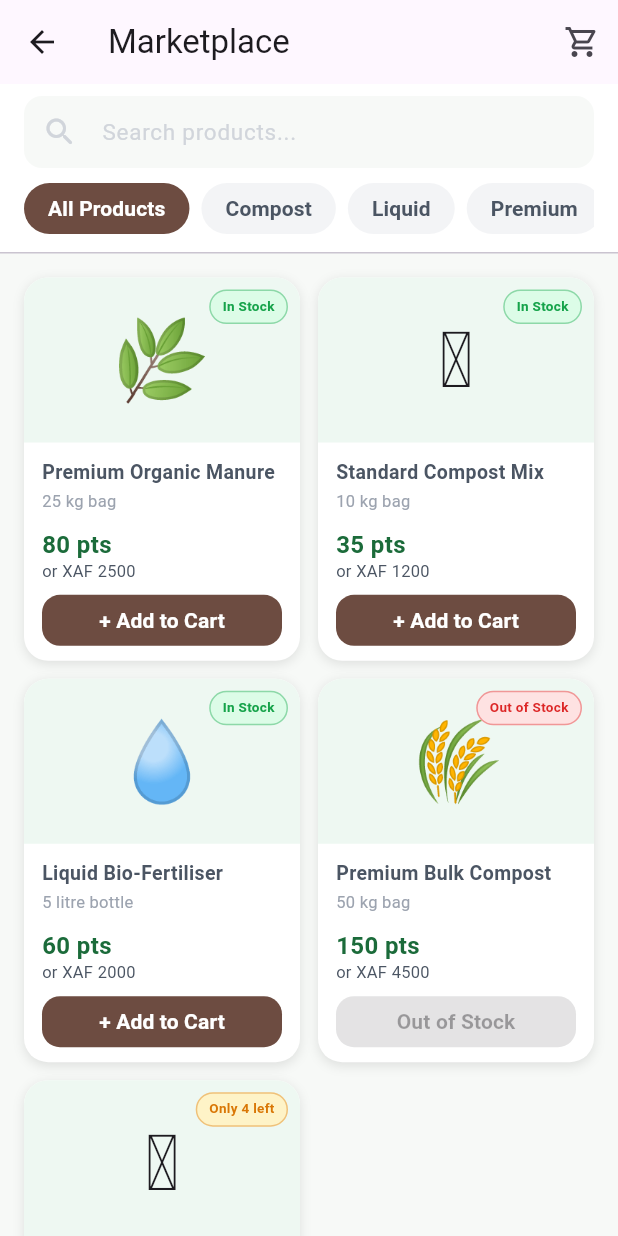
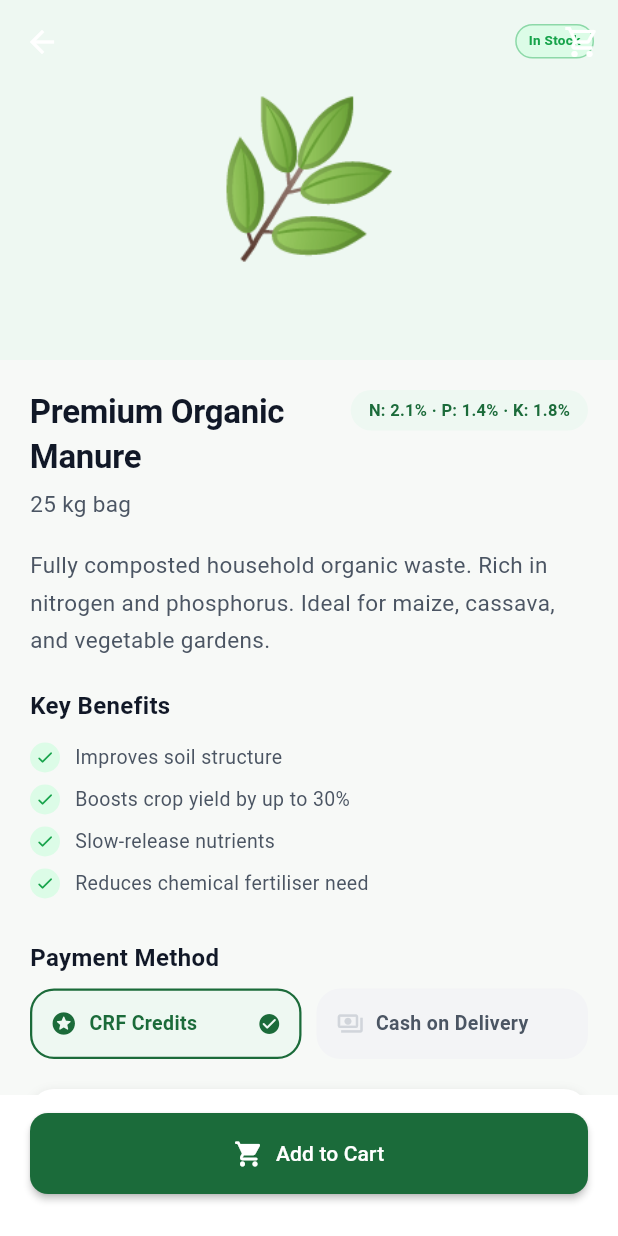
Before and after one commit to Kanjo-Elkamira-Ndi/crrf-mobile-platform, a Flutter app: the screen it shows after launch, after a tap on the "shopping cart" icon, on a phone screen of 412 x 824 dp. Run offline on Flutter 3.47's test engine with Material 3 defaults, Android fonts, the phone set to English and light mode, and no system bars; Roboto replaces fonts that are missing (DM Sans).

Commit message:
Created farmers product detail screen

```diff
--- a/mobile_app/lib/main.dart
+++ b/mobile_app/lib/main.dart
@@ -22,7 +22,8 @@
 // import 'package:crrfapp/pages/h11_impact_summary_screen.dart';
 // import 'package:crrfapp/pages/h12_support_screen.dart';
 // import 'package:crrfapp/pages/f01_dashboard_screen.dart';
-import 'package:crrfapp/pages/f02_marketplace_catalog_screen.dart';
+// import 'package:crrfapp/pages/f02_marketplace_catalog_screen.dart';
+import 'package:crrfapp/pages/f03_product_detail_screen.dart';
 // import 'package:crrfapp/pages/f02_f03_catalog_product_screens.dart';
 // import 'package:crrfapp/core/constants/app_constants.dart';
 import 'package:flutter/material.dart';
@@ -64,7 +65,8 @@ class MyApp extends StatelessWidget {
       // home: const SupportScreen(),
       // home: const FarmerDashboardScreen(),
       // home: const ProductDetailScreen(productId: "123"),
-      home: const MarketplaceCatalogScreen(),
+      // home: const MarketplaceCatalogScreen(),
+      home: const ProductDetailScreen(productId: "123"),
     );
   }
 }
--- /dev/null
+++ b/mobile_app/lib/pages/f03_product_detail_screen.dart
@@ -0,0 +1,468 @@
+import 'package:flutter/material.dart';
+import '../../../core/theme/app_colors.dart';
+import '../../../core/theme/app_text_styles.dart';
+import '../../../core/constants/app_constants.dart';
+import '../../../widgets/common_widgets.dart';
+// Importing shared model + data
+import 'f02_marketplace_catalog_screen.dart';
+
+// ═════════════════════════════════════════════════════════════
+// F-03 — Product Detail Screen
+// ═════════════════════════════════════════════════════════════
+
+class ProductDetailScreen extends StatefulWidget {
+  final String productId;
+  const ProductDetailScreen({super.key, required this.productId});
+
+  @override
+  State<ProductDetailScreen> createState() => _ProductDetailScreenState();
+}
+
+class _StockBadge extends StatelessWidget {
+  final ManureProduct product;
+  const _StockBadge({required this.product});
+
+  @override
+  Widget build(BuildContext context) {
+    if (product.isOutOfStock) {
+      return _badge('Out of Stock', AppColors.errorRed, AppColors.errorLight);
+    }
+    if (product.isLowStock) {
+      return _badge(
+        'Only ${product.stockQty} left',
+        AppColors.warningAmber,
+        AppColors.warningLight,
+      );
+    }
+    return _badge('In Stock', AppColors.successGreen, AppColors.successLight);
+  }
+
+  Widget _badge(String label, Color color, Color bg) {
+    return Container(
+      padding: const EdgeInsets.symmetric(horizontal: 8, vertical: 4),
+      decoration: BoxDecoration(
+        color: bg,
+        borderRadius: BorderRadius.circular(AppConstants.radiusPill),
+        border: Border.all(color: color.withValues(alpha: 0.4)),
+      ),
+      child: Text(
+        label,
+        style: AppTextStyles.caption.copyWith(
+          color: color,
+          fontWeight: FontWeight.w700,
+          fontSize: 9,
+        ),
+      ),
+    );
+  }
+}
+
+class _ProductDetailScreenState extends State<ProductDetailScreen> {
+  int _quantity = 1;
+  String _paymentMethod = 'credits'; // 'credits' or 'cash'
+
+  ManureProduct get _product => kDemoProducts.firstWhere(
+    (p) => p.id == widget.productId,
+    orElse: () => kDemoProducts.first,
+  );
+
+  int get _totalCredits => _product.creditPrice * _quantity;
+  double get _totalCash => _product.cashPriceXaf * _quantity;
+
+  void _addToCart() {
+    // TODO: CartBloc.add(AddItem(product: _product, qty: _quantity, payMethod: _paymentMethod))
+    ScaffoldMessenger.of(context).showSnackBar(
+      SnackBar(
+        content: Text('Added $_quantity × ${_product.name} to cart'),
+        action: SnackBarAction(
+          label: 'View Cart',
+          textColor: AppColors.creditGold,
+          onPressed: () => Navigator.of(context).pushNamed(AppRoutes.cart),
+        ),
+      ),
+    );
+  }
+
+  @override
+  Widget build(BuildContext context) {
+    final p = _product;
+
+    return Scaffold(
+      backgroundColor: AppColors.background,
+      body: CustomScrollView(
+        slivers: [
+          // ── Hero SliverAppBar ────────────────────────────────
+          SliverAppBar(
+            expandedHeight: 240,
+            pinned: true,
+            leading: const BackButton(color: AppColors.white),
+            backgroundColor: AppColors.forestGreen,
+            actions: [
+              IconButton(
+                icon: const Icon(
+                  Icons.shopping_cart_outlined,
+                  color: AppColors.white,
+                ),
+                onPressed: () =>
+                    Navigator.of(context).pushNamed(AppRoutes.cart),
+              ),
+            ],
+            flexibleSpace: FlexibleSpaceBar(
+              collapseMode: CollapseMode.pin,
+              background: Stack(
+                children: [
+                  Container(
+                    color: AppColors.greenLighter,
+                    child: Center(
+                      child: Text(
+                        p.emoji,
+                        style: const TextStyle(fontSize: 100),
+                      ),
+                    ),
+                  ),
+                  Positioned(
+                    top: 16,
+                    right: 16,
+                    child: _StockBadge(product: p),
+                  ),
+                ],
+              ),
+            ),
+          ),
+
+          SliverToBoxAdapter(
+            child: Padding(
+              padding: const EdgeInsets.all(20),
+              child: Column(
+                crossAxisAlignment: CrossAxisAlignment.start,
+                children: [
+                  // ── Name & unit ──────────────────────────────
+                  Row(
+                    crossAxisAlignment: CrossAxisAlignment.start,
+                    children: [
+                      Expanded(
+                        child: Column(
+                          crossAxisAlignment: CrossAxisAlignment.start,
+                          children: [
+                            Text(p.name, style: AppTextStyles.h2),
+                            const SizedBox(height: 4),
+                            Text(
+                              p.unitLabel,
+                              style: AppTextStyles.body.copyWith(
+                                color: AppColors.textSecondary,
+                              ),
+                            ),
+                          ],
+                        ),
+                      ),
+                      Container(
+                        padding: const EdgeInsets.symmetric(
+                          horizontal: 12,
+                          vertical: 6,
+                        ),
+                        decoration: BoxDecoration(
+                          color: AppColors.greenLighter,
+                          borderRadius: BorderRadius.circular(
+                            AppConstants.radiusPill,
+                          ),
+                        ),
+                        child: Text(
+                          p.npkProfile,
+                          style: AppTextStyles.caption.copyWith(
+                            color: AppColors.forestGreen,
+                            fontWeight: FontWeight.w700,
+                          ),
+                        ),
+                      ),
+                    ],
+                  ),
+
+                  const SizedBox(height: 16),
+
+                  // ── Description ──────────────────────────────
+                  Text(
+                    p.description,
+                    style: AppTextStyles.body.copyWith(
+                      color: AppColors.textSecondary,
+                      height: 1.65,
+                    ),
+                  ),
+
+                  const SizedBox(height: 20),
+
+                  // ── Benefits ─────────────────────────────────
+                  Text('Key Benefits', style: AppTextStyles.h4),
+                  const SizedBox(height: 10),
+                  ...p.benefits.map(
+                    (b) => Padding(
+                      padding: const EdgeInsets.symmetric(vertical: 4),
+                      child: Row(
+                        children: [
+                          Container(
+                            width: 20,
+                            height: 20,
+                            decoration: const BoxDecoration(
+                              color: AppColors.successLight,
+                              shape: BoxShape.circle,
+                            ),
+                            child: const Icon(
+                              Icons.check_rounded,
+                              color: AppColors.successGreen,
+                              size: 13,
+                            ),
+                          ),
+                          const SizedBox(width: 10),
+                          Text(b, style: AppTextStyles.bodySmall),
+                        ],
+                      ),
+                    ),
+                  ),
+
+                  const SizedBox(height: 24),
+
+                  // ── Payment method toggle ────────────────────
+                  Text('Payment Method', style: AppTextStyles.h4),
+                  const SizedBox(height: 10),
+                  Row(
+                    children: [
+                      _PaymentToggle(
+                        label: 'CRF Credits',
+                        icon: Icons.stars_rounded,
+                        value: 'credits',
+                        selected: _paymentMethod,
+                        onTap: () => setState(() => _paymentMethod = 'credits'),
+                        color: AppColors.forestGreen,
+                        bg: AppColors.greenLighter,
+                      ),
+                      const SizedBox(width: 10),
+                      _PaymentToggle(
+                        label: 'Cash on Delivery',
+                        icon: Icons.payments_outlined,
+                        value: 'cash',
+                        selected: _paymentMethod,
+                        onTap: () => setState(() => _paymentMethod = 'cash'),
+                        color: AppColors.earthBrown,
+                        bg: AppColors.brownLighter,
+                      ),
+                    ],
+                  ),
+
+                  const SizedBox(height: 20),
+
+                  // ── Price display ─────────────────────────────
+                  Container(
+                    padding: const EdgeInsets.all(16),
+                    decoration: BoxDecoration(
+                      color: AppColors.white,
+                      borderRadius: BorderRadius.circular(AppConstants.radiusL),
+                      boxShadow: const [
+                        BoxShadow(
+                          color: AppColors.shadow,
+                          blurRadius: 6,
+                          offset: Offset(0, 2),
+                        ),
+                      ],
+                    ),
+                    child: Column(
+                      children: [
+                        Row(
+                          mainAxisAlignment: MainAxisAlignment.spaceBetween,
+                          children: [
+                            Text(
+                              'Unit price',
+                              style: AppTextStyles.bodySmall.copyWith(
+                                color: AppColors.textSecondary,
+                              ),
+                            ),
+                            Text(
+                              _paymentMethod == 'credits'
+                                  ? '${p.creditPrice} pts'
+                                  : 'XAF ${p.cashPriceXaf.toStringAsFixed(0)}',
+                              style: AppTextStyles.bodySmall.copyWith(
+                                fontWeight: FontWeight.w600,
+                              ),
+                            ),
+                          ],
+                        ),
+                        const SizedBox(height: 14),
+
+                        // Quantity stepper
+                        Row(
+                          mainAxisAlignment: MainAxisAlignment.spaceBetween,
+                          children: [
+                            Text(
+                              'Quantity',
+                              style: AppTextStyles.bodySmall.copyWith(
+                                color: AppColors.textSecondary,
+                              ),
+                            ),
+                            _QuantityStepper(
+                              value: _quantity,
+                              max: p.stockQty > 0 ? p.stockQty : 0,
+                              onChanged: (v) => setState(() => _quantity = v),
+                            ),
+                          ],
+                        ),
+                        const Divider(height: 20),
+                        Row(
+                          mainAxisAlignment: MainAxisAlignment.spaceBetween,
+                          children: [
+                            Text('Total', style: AppTextStyles.h4),
+                            Text(
+                              _paymentMethod == 'credits'
+                                  ? '$_totalCredits pts'
+                                  : 'XAF ${_totalCash.toStringAsFixed(0)}',
+                              style: AppTextStyles.h3.copyWith(
+                                color: AppColors.forestGreen,
+                              ),
+                            ),
+                          ],
+                        ),
+                      ],
+                    ),
+                  ),
+
+                  const SizedBox(height: 32),
+                ],
+              ),
+            ),
+          ),
+        ],
+      ),
+
+      // ── Sticky bottom CTA ────────────────────────────────────
+      bottomNavigationBar: Container(
+        padding: const EdgeInsets.fromLTRB(20, 12, 20, 28),
+        color: AppColors.white,
+        child: CrrfPrimaryButton(
+          label: p.isOutOfStock ? 'Out of Stock' : 'Add to Cart',
+          onPressed: p.isOutOfStock ? null : _addToCart,
+          leadingIcon: Icons.shopping_cart_rounded,
+        ),
+      ),
+    );
+  }
+}
+
+// ─── Payment method toggle tile ───────────────────────────────
+class _PaymentToggle extends StatelessWidget {
+  final String label, value, selected;
+  final IconData icon;
+  final Color color, bg;
+  final VoidCallback onTap;
+
+  const _PaymentToggle({
+    required this.label,
+    required this.icon,
+    required this.value,
+    required this.selected,
+    required this.onTap,
+    required this.color,
+    required this.bg,
+  });
+
+  bool get isSelected => value == selected;
+
+  @override
+  Widget build(BuildContext context) {
+    return Expanded(
+      child: GestureDetector(
+        onTap: onTap,
+        child: AnimatedContainer(
+          duration: AppConstants.animFast,
+          padding: const EdgeInsets.all(12),
+          decoration: BoxDecoration(
+            color: isSelected ? bg : AppColors.surfaceGray,
+            borderRadius: BorderRadius.circular(AppConstants.radiusL),
+            border: Border.all(
+              color: isSelected ? color : Colors.transparent,
+              width: 1.5,
+            ),
+          ),
+          child: Row(
+            children: [
+              Icon(
+                icon,
+                color: isSelected ? color : AppColors.textHint,
+                size: 18,
+              ),
+              const SizedBox(width: 8),
+              Expanded(
+                child: Text(
+                  label,
+                  style: AppTextStyles.bodySmall.copyWith(
+                    fontWeight: FontWeight.w600,
+                    color: isSelected ? color : AppColors.textSecondary,
+                  ),
+                  maxLines: 1,
+                  overflow: TextOverflow.ellipsis,
+                ),
+              ),
+              if (isSelected)
+                Icon(Icons.check_circle_rounded, color: color, size: 16),
+            ],
+          ),
+        ),
+      ),
+    );
+  }
+}
+
+// ─── Quantity stepper ─────────────────────────────────────────
+class _QuantityStepper extends StatelessWidget {
+  final int value, max;
+  final void Function(int) onChanged;
+
+  const _QuantityStepper({
+    required this.value,
+    required this.max,
+    required this.onChanged,
+  });
+
+  @override
+  Widget build(BuildContext context) {
+    return Row(
+      children: [
+        _StepBtn(
+          icon: Icons.remove_rounded,
+          onTap: value > 1 ? () => onChanged(value - 1) : null,
+        ),
+        Container(
+          width: 40,
+          alignment: Alignment.center,
+          child: Text('$value', style: AppTextStyles.h4),
+        ),
+        _StepBtn(
+          icon: Icons.add_rounded,
+          onTap: value < max ? () => onChanged(value + 1) : null,
+        ),
+      ],
+    );
+  }
+}
+
+class _StepBtn extends StatelessWidget {
+  final IconData icon;
+  final VoidCallback? onTap;
+  const _StepBtn({required this.icon, this.onTap});
+
+  @override
+  Widget build(BuildContext context) {
+    return GestureDetector(
+      onTap: onTap,
+      child: Container(
+        width: 32,
+        height: 32,
+        decoration: BoxDecoration(
+          color: onTap != null ? AppColors.greenLighter : AppColors.surfaceGray,
+          shape: BoxShape.circle,
+        ),
+        child: Icon(
+          icon,
+          size: 18,
+          color: onTap != null ? AppColors.forestGreen : AppColors.textHint,
+        ),
+      ),
+    );
+  }
+}
```
